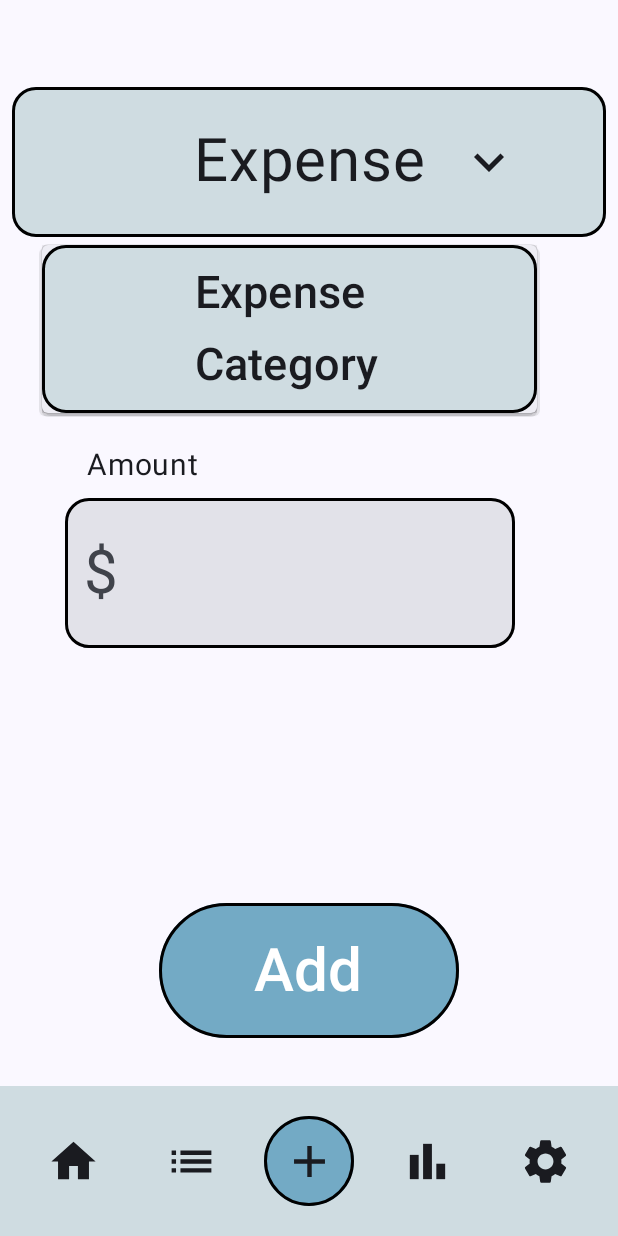
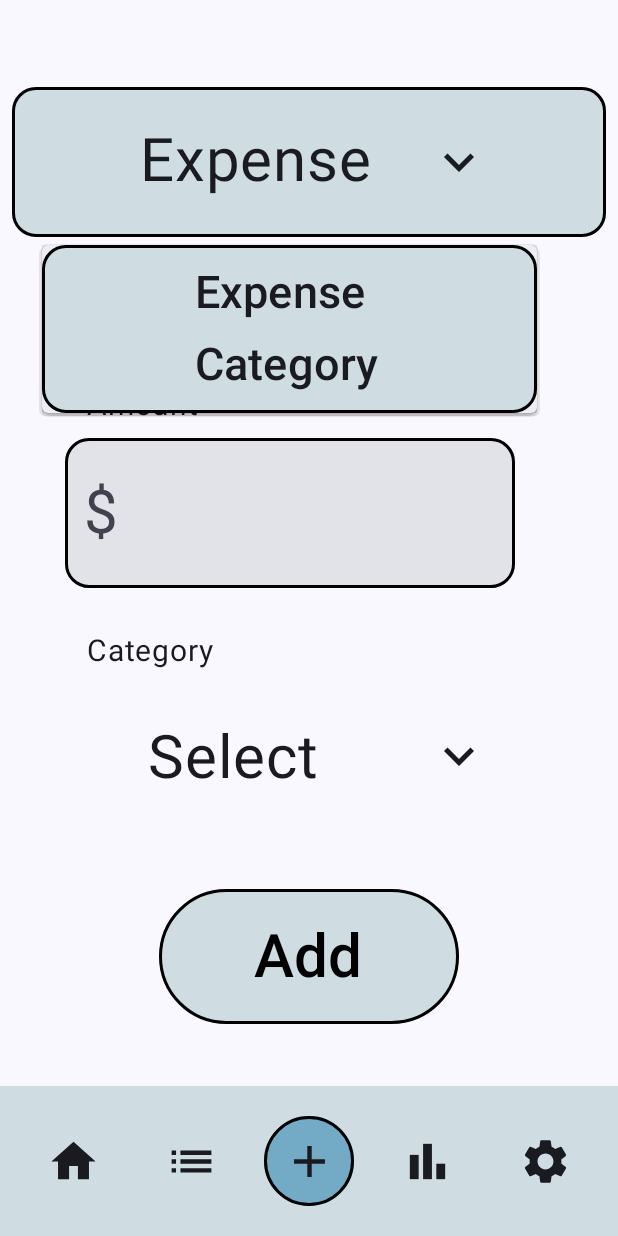
Before and after one commit to jasondilone/BudgetApp, an Android app built with Jetpack Compose: the screen it shows after launch (MainActivity), after a tap on "Dropdown arrow", on a phone screen of 412 x 824 dp. Run offline under Robolectric (Android 15) with nearby library versions, the phone set to English and light mode, and no system bars.

Commit message:
Finished UI for AddScreen
This should be good for the UI of Add.
Now it need to be able to show input correctly and save expenses and categories

```diff
--- a/app/src/main/java/com/example/budgetapp/AddScreen.kt
+++ b/app/src/main/java/com/example/budgetapp/AddScreen.kt
@@ -1,12 +1,11 @@
 package com.example.budgetapp
 
-import android.graphics.drawable.shapes.OvalShape
 import androidx.compose.foundation.BorderStroke
 import androidx.compose.foundation.background
 import androidx.compose.foundation.border
 import androidx.compose.foundation.layout.Column
+import androidx.compose.foundation.layout.Spacer
 import androidx.compose.foundation.layout.absoluteOffset
-import androidx.compose.foundation.layout.fillMaxSize
 import androidx.compose.foundation.layout.fillMaxWidth
 import androidx.compose.foundation.layout.height
 import androidx.compose.foundation.layout.padding
@@ -17,7 +16,6 @@ import androidx.compose.foundation.text.KeyboardOptions
 import androidx.compose.material.icons.Icons
 import androidx.compose.material.icons.filled.KeyboardArrowDown
 import androidx.compose.material3.Button
-import androidx.compose.material3.ButtonColors
 import androidx.compose.material3.ButtonDefaults
 import androidx.compose.material3.DropdownMenu
 import androidx.compose.material3.DropdownMenuItem
@@ -35,9 +33,7 @@ import androidx.compose.runtime.setValue
 import androidx.compose.ui.Alignment
 import androidx.compose.ui.Modifier
 import androidx.compose.ui.graphics.Color
-import androidx.compose.ui.res.stringResource
 import androidx.compose.ui.text.TextStyle
-import androidx.compose.ui.text.font.FontStyle
 import androidx.compose.ui.text.input.ImeAction
 import androidx.compose.ui.text.input.KeyboardType
 import androidx.compose.ui.text.style.TextAlign
@@ -48,21 +44,21 @@ import androidx.compose.ui.unit.sp
 import java.text.DecimalFormat
 
 import com.example.budgetapp.ui.theme.lightTealColor
-import com.example.budgetapp.ui.theme.TealColor
 import com.example.budgetapp.ui.BottomNavigationBar
-
 
 
 @Composable
 fun AddScreen() {
 
     // selection will show "Expense" by default but can change to "Category"
-    var selection by remember {mutableStateOf("Expense")}
-    var expanded by remember {mutableStateOf(false)}
-    var amountInput by remember {mutableStateOf("")}
+    var selection by remember { mutableStateOf("Expense") }
+    var expandedType by remember { mutableStateOf(false) }
+    var expandedCategory by remember { mutableStateOf(false) }
+    var amountInput by remember { mutableStateOf("") }
     val currencyFormatter = remember { DecimalFormat("#,##0.00") }
+    val categoryInput = remember { mutableStateOf("") }
     Scaffold(
-        bottomBar = {BottomNavigationBar(2)}
+        bottomBar = { BottomNavigationBar(2) }
     ) { innerPadding ->
         Column(
             modifier = Modifier
@@ -82,10 +78,13 @@ fun AddScreen() {
                 Text(
                     text = selection,
                     fontSize = 40.sp,
-                    modifier = Modifier.padding(25.dp),
-                    textAlign = TextAlign.Center
+                    modifier = Modifier
+                        .padding(25.dp)
+                        .absoluteOffset(60.dp),
+                    //textAlign = TextAlign.Center
                 )
-                IconButton(onClick = { expanded = true },
+                IconButton(
+                    onClick = { expandedType = true },
                     modifier = Modifier.fillMaxWidth()
                 ) {
                     Icon(
@@ -93,12 +92,12 @@ fun AddScreen() {
                         contentDescription = "Dropdown arrow",
                         modifier = Modifier
                             .size(40.dp)
-                            .absoluteOffset(120.dp)
+                            .absoluteOffset(100.dp)
                     )
                 }
                 DropdownMenu(
-                    expanded = expanded,
-                    onDismissRequest = {expanded = false},
+                    expanded = expandedType,
+                    onDismissRequest = { expandedType = false },
                     modifier = Modifier
                         .width(330.dp)
                         .border(2.dp, Color.Black, RoundedCornerShape(16.dp))
@@ -109,39 +108,48 @@ fun AddScreen() {
                 ) {
                     DropdownMenuItem(
                         onClick = {
-                            expanded = false;
+                            expandedType = false;
                             selection = "Expense"
                         },
-                        text = {Text(stringResource(R.string.expense),
+                        text = {
+                            Text(
+                                "Expense",
                                 fontSize = 30.sp
-                            )}
+                            )
+                        }
                     )
                     DropdownMenuItem(
                         onClick = {
-                            expanded = false;
+                            expandedType = false;
                             selection = "Category"
                         },
-                        text = {Text(stringResource(R.string.category),
+                        text = {
+                            Text(
+                                "Category",
                                 fontSize = 30.sp
-                            )}
+                            )
+                        }
                     )
                 }
             }
-
-            // Text for "Expense"
             Text(
-                text = if(selection == "Expense") {"Amount"}
-                       else {"Name"},
+                text = if (selection == "Expense") {
+                    "Amount"
+                } else {
+                    "Name"
+                },
                 fontSize = 20.sp,
-                modifier = Modifier.absoluteOffset(50.dp, 190.dp)
+                modifier = Modifier.absoluteOffset(50.dp, 150.dp)
             )
             TextField(
                 textStyle = TextStyle(
                     fontSize = 40.sp
                 ),
-                leadingIcon = { Text(
-                    if(selection == "Expense") "$" else "", fontSize = 40.sp
-                ) },
+                leadingIcon = {
+                    Text(
+                        if (selection == "Expense") "$" else "", fontSize = 40.sp
+                    )
+                },
                 //placeholder = { Text(stringResource(R.string.amount),
                 //    fontSize = 40.sp) },
                 value = amountInput,
@@ -162,7 +170,7 @@ fun AddScreen() {
                 modifier = Modifier
                     .width(300.dp)
                     .height(100.dp)
-                    .absoluteOffset(35.dp, 200.dp)
+                    .absoluteOffset(35.dp, 160.dp)
                     .border(2.dp, Color.Black, RoundedCornerShape(16.dp)),
                 keyboardOptions = KeyboardOptions.Default.copy(
                     keyboardType = if (selection == "Expense") KeyboardType.Number
@@ -172,14 +180,98 @@ fun AddScreen() {
                 singleLine = true,
                 shape = RoundedCornerShape(16.dp)
             )
+
+
+            if (selection == "Expense") {
+                Spacer(modifier = Modifier.size(40.dp))
+                Text(
+                    text = "Category",
+                    fontSize = 20.sp,
+                    modifier = Modifier.absoluteOffset(50.dp, 150.dp)
+                )
+                Text(
+                    text = "Select",
+                    fontSize = 40.sp,
+                    modifier = Modifier
+                        .padding(25.dp)
+                        .absoluteOffset(65.dp, 160.dp)
+                )
+                IconButton(
+                    onClick = { expandedCategory = true },
+                    modifier = Modifier.fillMaxWidth()
+                        .absoluteOffset(0.dp, 85.dp)
+                ) {
+                    Icon(
+                        imageVector = Icons.Filled.KeyboardArrowDown,
+                        contentDescription = "Dropdown arrow",
+                        modifier = Modifier
+                            .size(40.dp)
+                            .absoluteOffset(100.dp)
+                    )
+                }
+                DropdownMenu(
+                    expanded = expandedCategory,
+                    onDismissRequest = { expandedCategory = false },
+                    modifier = Modifier
+                        .width(330.dp)
+                        .border(2.dp, Color.Black, RoundedCornerShape(16.dp))
+                        .background(lightTealColor, RoundedCornerShape(16.dp))
+                        .absoluteOffset(90.dp),
+                    offset = DpOffset(20.dp, 5.dp)
+
+                ) {
+                    DropdownMenuItem(
+                        onClick = {
+                            expandedCategory = false;
+                        },
+                        text = {
+                            Text(
+                                "Select",
+                                fontSize = 30.sp
+                            )
+                        }
+                    )
+                    DropdownMenuItem(
+                        onClick = {
+                            expandedCategory = false;
+                        },
+                        text = {
+                            Text(
+                                "Other",
+                                fontSize = 30.sp
+                            )
+                        }
+                    )
+                }
                 Button(
-                onClick = {  },
+                    onClick = {
+
+                    },
                     modifier = Modifier
                         .width(200.dp)
                         .height(90.dp)
                         .align(Alignment.CenterHorizontally)
-                    .absoluteOffset(0.dp, 370.dp),
-                colors = ButtonDefaults.buttonColors(TealColor, Color.White),
+                        .absoluteOffset(0.dp, 150.dp),
+                    colors = ButtonDefaults.buttonColors(lightTealColor, Color.Black),
+                    border = BorderStroke(2.dp, Color.Black)
+                ) {
+                    Text(
+                        text = "Add",
+                        fontSize = 40.sp
+                    )
+                }
+            } else {
+
+                Button(
+                    onClick = {
+
+                    },
+                    modifier = Modifier
+                        .width(200.dp)
+                        .height(90.dp)
+                        .align(Alignment.CenterHorizontally)
+                        .absoluteOffset(0.dp, 200.dp),
+                    colors = ButtonDefaults.buttonColors(lightTealColor, Color.Black),
                     border = BorderStroke(2.dp, Color.Black)
                 ) {
                     Text(
@@ -190,6 +282,7 @@ fun AddScreen() {
             }
         }
     }
+}
 
 @Preview(showBackground = true)
 @Composable
--- a/app/src/main/java/com/example/budgetapp/MainActivity.kt
+++ b/app/src/main/java/com/example/budgetapp/MainActivity.kt
@@ -25,6 +25,7 @@ class MainActivity : ComponentActivity() {
         }
     }
 }
+
 // Data
 data class Expense(
     val category: String,
```
Also changed, not shown: app/src/main/java/com/example/budgetapp/HomeScreen.kt (+55 -34 lines), app/src/main/java/com/example/budgetapp/HomeUiData.kt (+18 -9 lines). Lines whose indentation alone changed are shown as unchanged.
